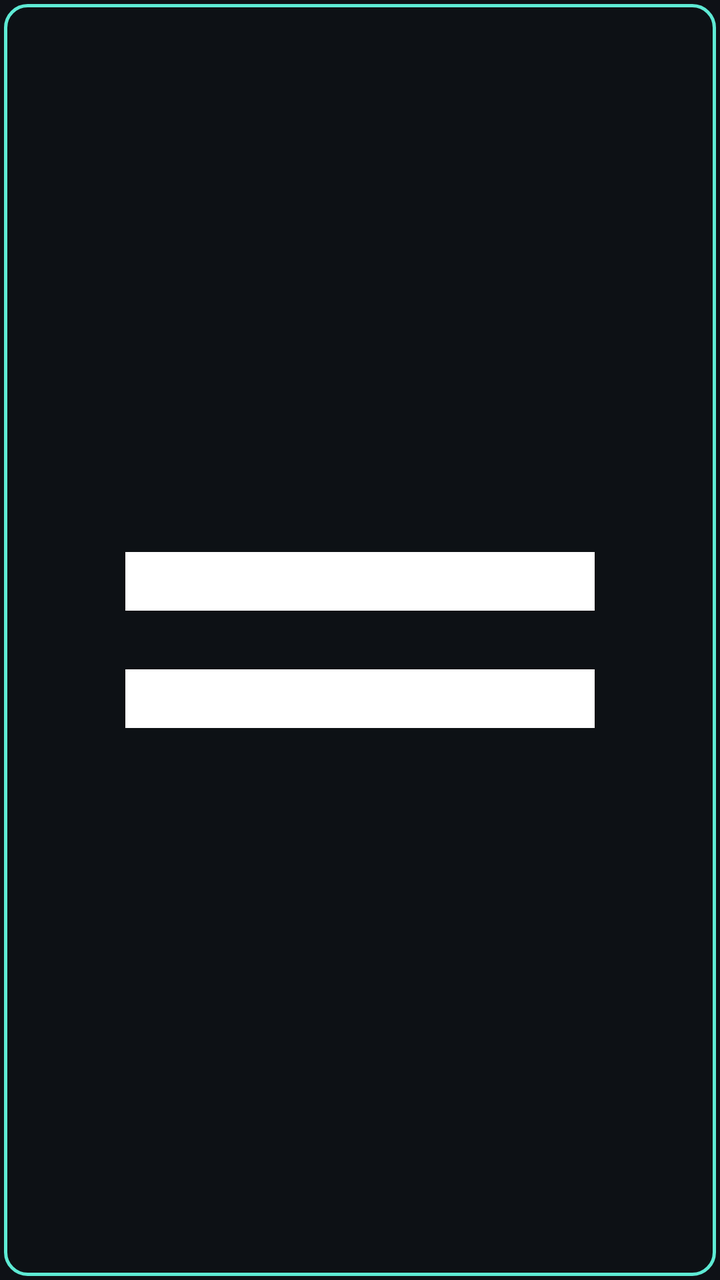
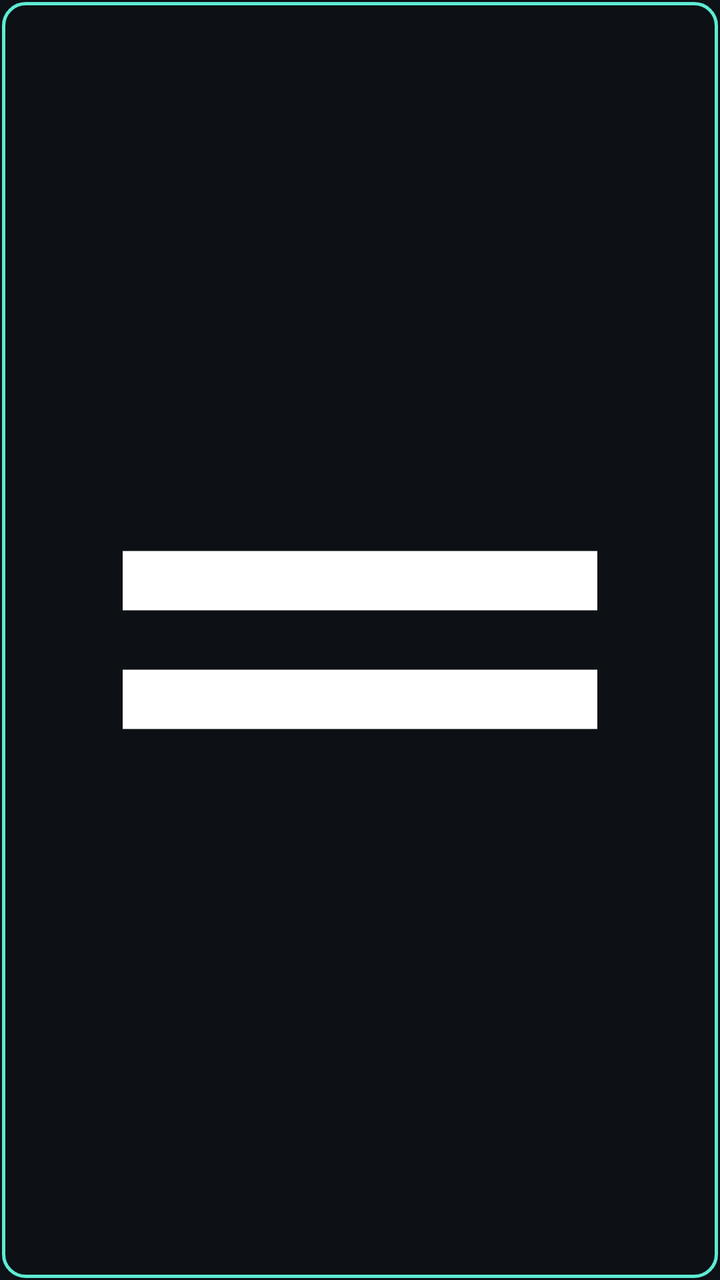

The first picture is an Android layout as it rendered before a commit; the second is the same layout after the commit. The layout source and the unified diff follow.
<!-- AndroidManifest.xml: application theme Theme.SubLens -->
<!-- res/layout/overlay_handle.xml -->
<?xml version="1.0" encoding="utf-8"?>
<FrameLayout xmlns:android="http://schemas.android.com/apk/res/android"
    android:layout_width="match_parent"
    android:layout_height="match_parent">

    <ImageView
        android:id="@+id/handle_icon"
        android:layout_width="match_parent"
        android:layout_height="match_parent"
        android:layout_margin="2dp"
        android:background="@drawable/bg_handle"
        android:contentDescription="@string/cd_resize"
        android:padding="2dp"
        android:scaleType="fitCenter"
        android:src="@drawable/ic_grip" />
</FrameLayout>
<!-- resources referenced by this layout -->
<resources>
  <!-- drawable bg_handle (drawable) -->
  <?xml version="1.0" encoding="utf-8"?>
  <shape xmlns:android="http://schemas.android.com/apk/res/android" android:shape="rectangle">
      <corners android:radius="11dp" />
      <solid android:color="@color/overlay_bar" />
      <stroke android:width="1.5dp" android:color="@color/accent" />
  </shape>
  <!-- drawable ic_grip (drawable) -->
  <?xml version="1.0" encoding="utf-8"?>
  <vector xmlns:android="http://schemas.android.com/apk/res/android"
      android:width="24dp"
      android:height="24dp"
      android:viewportWidth="24"
      android:viewportHeight="24">
      <path
          android:fillColor="#FFFFFFFF"
          android:pathData="M4,9h16v2H4zM4,13h16v2H4z" />
  </vector>
  <string name="cd_resize">Change height</string>
  <style name="Theme.SubLens" parent="android:Theme.Material.NoActionBar">
          <item name="android:colorAccent">@color/accent</item>
          <item name="android:colorPrimary">@color/bg</item>
          <item name="android:colorPrimaryDark">@color/bg</item>
          <item name="android:colorControlActivated">@color/accent</item>
          <item name="android:windowBackground">@color/bg</item>
          <item name="android:statusBarColor">@color/bg</item>
          <item name="android:navigationBarColor">@color/bg</item>
          <item name="android:textColorPrimary">@color/text_main</item>
          <item name="android:textColorSecondary">@color/text_dim</item>
      </style>
  <color name="overlay_bar">#E60E1116</color>
  <color name="accent">#FF5EEAD4</color>
  <color name="bg">#FF0E1116</color>
  <color name="text_main">#FFF5F7FA</color>
  <color name="text_dim">#FF9AA4B2</color>
</resources>

<!-- the commit's change to res/layout/overlay_handle.xml (unified diff, before → after) -->
@@ -7,10 +7,10 @@
         android:id="@+id/handle_icon"
         android:layout_width="match_parent"
         android:layout_height="match_parent"
-        android:layout_margin="2dp"
+        android:layout_margin="1dp"
         android:background="@drawable/bg_handle"
         android:contentDescription="@string/cd_resize"
-        android:padding="2dp"
+        android:padding="1dp"
         android:scaleType="fitCenter"
         android:src="@drawable/ic_grip" />
 </FrameLayout>
